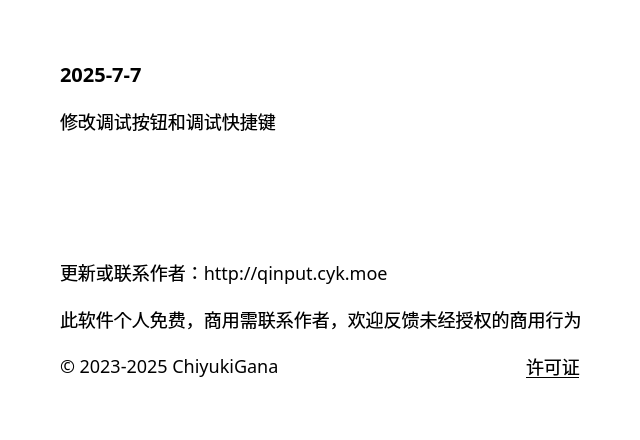
The window that source/ui/AboutUi.ui (ChiyukiGana/Quickinput) describes before a commit, drawn with Qt 5.
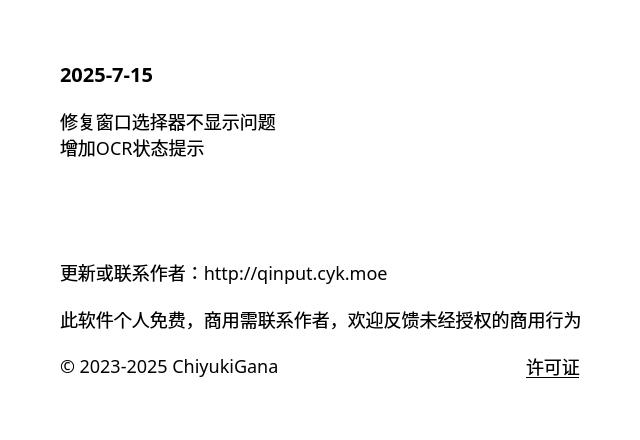
The same window after the commit.

Patch:
```diff
--- a/source/ui/AboutUi.ui
+++ b/source/ui/AboutUi.ui
@@ -90,7 +90,7 @@
          <string notr="true">font-size:20px</string>
         </property>
         <property name="text">
-         <string>2025-7-7</string>
+         <string>2025-7-15</string>
         </property>
         <property name="textFormat">
          <enum>Qt::TextFormat::PlainText</enum>
@@ -106,7 +106,8 @@
          </sizepolicy>
         </property>
         <property name="text">
-         <string>修改调试按钮和调试快捷键</string>
+         <string>修复窗口选择器不显示问题
+增加OCR状态提示</string>
         </property>
         <property name="textFormat">
          <enum>Qt::TextFormat::PlainText</enum>
```
